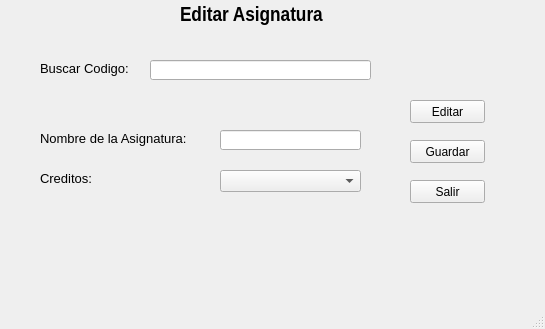
Before: the Qt Designer form src/ista/editar_asignatura.ui in HieysonS/Grupo04PFC, drawn with Qt 5.
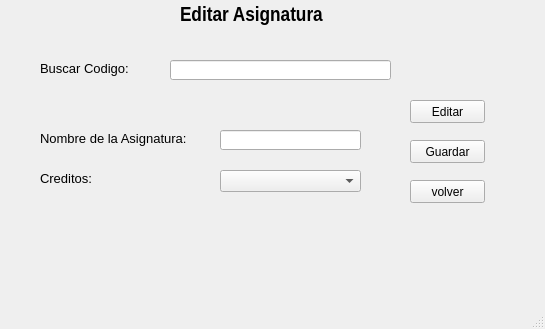
After: the same form once the commit is applied.

Commit message: interfaz agregar estudiante

The edit to the form file:
```diff
--- a/src/ista/editar_asignatura.ui
+++ b/src/ista/editar_asignatura.ui
@@ -19,7 +19,7 @@
      <rect>
       <x>40</x>
       <y>60</y>
-      <width>101</width>
+      <width>111</width>
       <height>16</height>
      </rect>
     </property>
@@ -91,7 +91,7 @@
    <widget class="QLineEdit" name="lineEdit_2">
     <property name="geometry">
      <rect>
-      <x>150</x>
+      <x>170</x>
       <y>60</y>
       <width>221</width>
       <height>20</height>
@@ -134,7 +134,7 @@
      </rect>
     </property>
     <property name="text">
-     <string>Salir</string>
+     <string>volver</string>
     </property>
    </widget>
    <widget class="QLabel" name="label_4">
```
Left out of the diff: 2 changed lines with no effect on the pictures. The commit also changes 4 other files.
